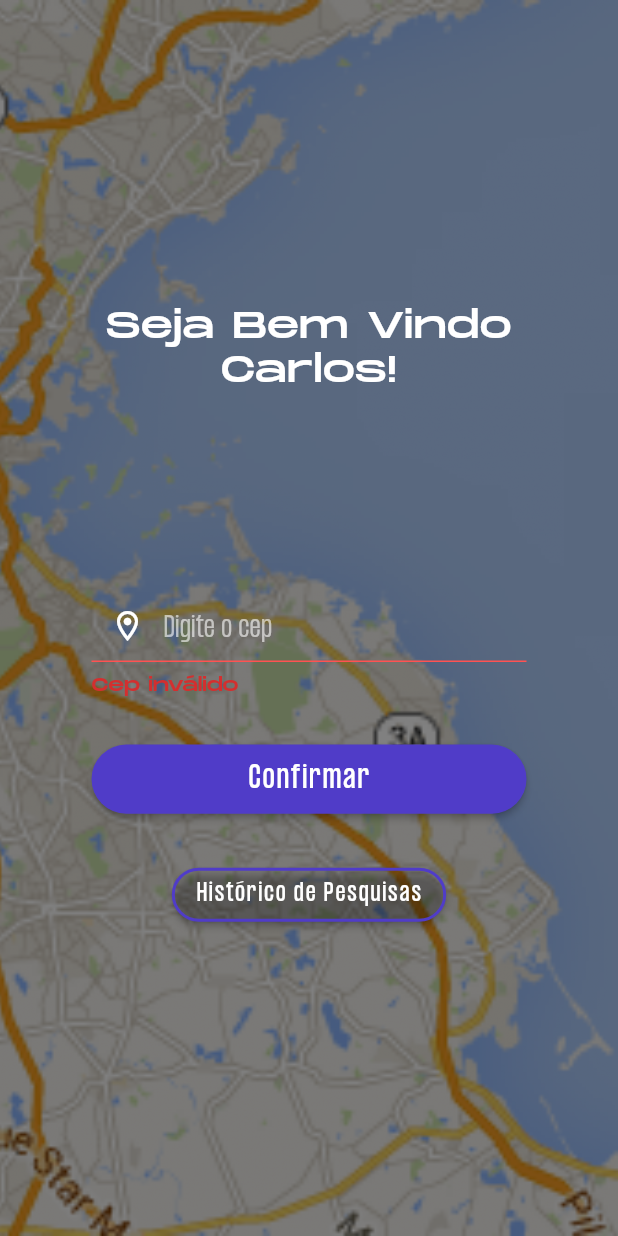
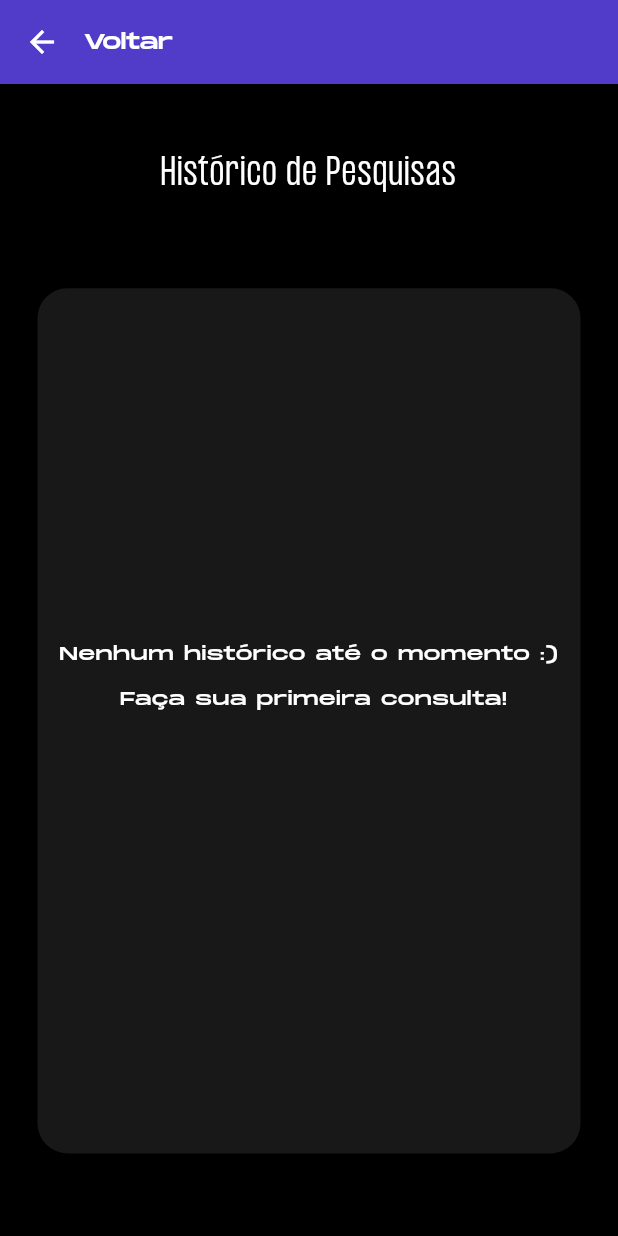
Before and after one commit to ChrisMiiranda/Consulta_CEP, a Flutter app: the screen it shows after launch, after a tap on "Confirmar", after a tap on "Histórico de Pesquisas", on a phone screen of 412 x 824 dp. Run offline on Flutter 3.47's test engine with Material 2 defaults, Android fonts, the phone set to English and light mode, and no system bars; our stand-ins replace brasil_fields, shared_preferences; missing offline and left inert: search_cep.

Commit message:
tela de historico junto a validação de CEP

```diff
--- a/lib/main.dart
+++ b/lib/main.dart
@@ -1,3 +1,4 @@
+import 'package:consulta_cep/routes.dart';
 import 'package:consulta_cep/screens/consulta_cep/cep_screen.dart';
 import 'package:flutter/material.dart';
 
@@ -21,7 +22,8 @@ class MyApp extends StatelessWidget {
         ),
         // primarySwatch: Color(0xFF00BCD4),
       ),
-      home: CepScreen(),
+      home: const CepScreen(),
+      routes: routes,
     );
   }
 }
--- /dev/null
+++ b/lib/models/Historico.dart
@@ -0,0 +1,11 @@
+class Historico {
+  String cep;
+  String endereco;
+  String numCasa;
+  String bairro;
+  String cidade;
+  String estado;
+  String url;
+
+  Historico(this.cep, this.endereco, this.numCasa, this.bairro, this.cidade, this.estado, this.url);
+}
--- /dev/null
+++ b/lib/routes.dart
@@ -0,0 +1,6 @@
+import 'package:consulta_cep/screens/historico/historico_screen.dart';
+import 'package:flutter/widgets.dart';
+
+final Map<String, WidgetBuilder> routes = {
+  HistoricoScreen.routeName: (context) => const HistoricoScreen(),
+};
--- /dev/null
+++ b/lib/screens/historico/historico_body.dart
@@ -0,0 +1,166 @@
+import 'package:flutter/cupertino.dart';
+import 'package:flutter/material.dart';
+import 'package:url_launcher/url_launcher.dart';
+
+import '../../models/Historico.dart';
+
+class HistoricoBody extends StatefulWidget {
+  const HistoricoBody({super.key});
+
+  @override
+  _HistoricoBody createState() => _HistoricoBody();
+}
+
+class _HistoricoBody extends State<HistoricoBody> {
+  final ScrollController _scrollController = ScrollController();
+
+  @override
+  void initState() {
+    super.initState();
+  }
+
+  @override
+  void dispose() {
+    super.dispose();
+  }
+
+  @override
+  Widget build(BuildContext context) {
+    final historico = ModalRoute.of(context)!.settings.arguments as List<Historico>;
+
+    return SafeArea(
+      child: Column(
+        children: [
+          SizedBox(height: MediaQuery.of(context).size.width * 0.11),
+          const Text(("Histórico de Pesquisas"),
+              textAlign: TextAlign.center, style: TextStyle(fontWeight: FontWeight.w300, fontSize: 24, letterSpacing: 1, color: Colors.white, fontFamily: 'FormulaCondensed')),
+          SizedBox(height: MediaQuery.of(context).size.width * 0.15),
+          Container(
+            decoration: BoxDecoration(
+              borderRadius: BorderRadius.circular(20),
+              color: const Color(0xFF181818),
+            ),
+            width: MediaQuery.of(context).size.width,
+            height: MediaQuery.of(context).size.height * 0.7,
+            margin: const EdgeInsets.only(left: 25, right: 25),
+            child: Column(
+              children: [
+                Expanded(
+                  child: ListView(
+                    children: [
+                      _listViewTransacoes(historico, context),
+                    ],
+                  ),
+                ),
+              ],
+            ),
+          ),
+          // SizedBox(height: MediaQuery.of(context).size.width * 0.06),
+        ],
+      ),
+    );
+  }
+
+  _listViewTransacoes(historico, context) {
+    if (historico == null || historico.length == 0) {
+      return Container(
+        width: MediaQuery.of(context).size.width * 0.8,
+        height: MediaQuery.of(context).size.height * 0.63,
+        alignment: Alignment.center,
+        child: Text(
+          "Nenhum histórico até o momento :)\n\n Faça sua primeira consulta!",
+          textAlign: TextAlign.center,
+          style: TextStyle(
+            color: Colors.white,
+              fontWeight: FontWeight.w300,
+              letterSpacing: .5,
+              fontSize: MediaQuery.of(context).size.height * 0.015,
+        ),
+      ),
+      );
+    } else {
+      int itemCount = historico.length;
+
+      return Container(
+        margin: const EdgeInsets.only(top: 30),
+        width: MediaQuery.of(context).size.width * 0.8,
+        height: MediaQuery.of(context).size.height * 0.63,
+        child: ListView.builder(
+          scrollDirection: Axis.vertical,
+          shrinkWrap: true,
+          itemCount: itemCount,
+          controller: _scrollController,
+          itemBuilder: (context, index) {
+
+            Historico h = historico[index];
+            return Padding(
+              padding: const EdgeInsets.only(right: 15, left: 15, bottom: 18),
+              child: Row(
+                mainAxisAlignment: MainAxisAlignment.spaceBetween,
+                crossAxisAlignment: CrossAxisAlignment.start,
+                children: [
+                  Column(
+                    mainAxisAlignment: MainAxisAlignment.center,
+                    children: [
+                      Text(
+                        h.cep,
+                        style: TextStyle(
+                            color: Colors.white,
+                            letterSpacing: .3,
+                            fontSize: MediaQuery.of(context).size.height * 0.015,
+                        ),
+                        textAlign: TextAlign.left,
+                      ),
+                    ],
+                  ),
+                  Column(
+                    mainAxisAlignment: MainAxisAlignment.center,
+                    children: [
+                      Text(
+                        'N° ${h.numCasa}',
+                        style: TextStyle(
+                          color: Colors.white,
+                          letterSpacing: .3,
+                          fontSize: MediaQuery.of(context).size.height * 0.015,
+                        ),
+                        textAlign: TextAlign.left,
+                      ),
+                    ],
+                  ),
+                  _mostraMapa(Uri.parse(h.url))
+                  ],
+              ),
+            );
+          },
+        ),
+      );
+    }
+  }
+
+  _mostraMapa(Uri url) {
+      return Column(
+        children: [
+          InkWell(
+            child: const Text(
+                'Ver no Mapa',
+                style: TextStyle(
+                  color: Color(0xFF00CC4B),
+                  fontSize: 10,
+                  decoration: TextDecoration.underline,
+                  letterSpacing: 1,
+                ),
+              ),
+            onTap: () => {
+              _launchUrl(url)
+            },
+          ),
+        ],
+      );
+    }
+
+  Future<void> _launchUrl(Uri url) async {
+    if (!await launchUrl(url)) {
+      throw 'Could not launch $url';
+    }
+  }
+}
--- /dev/null
+++ b/lib/screens/historico/historico_screen.dart
@@ -0,0 +1,19 @@
+import 'package:consulta_cep/screens/historico/historico_body.dart';
+import 'package:flutter/material.dart';
+
+class HistoricoScreen extends StatelessWidget {
+  static String routeName = "/historico";
+
+  const HistoricoScreen({super.key});
+  @override
+  Widget build(BuildContext context) {
+    return Scaffold(
+      appBar: AppBar(
+        centerTitle: false,
+        titleSpacing: 0,
+        title: const Text("Voltar", style: TextStyle(color: Colors.white, fontSize: 14)),
+      ),
+      body: const HistoricoBody(),
+    );
+  }
+}
--- a/pubspec.yaml
+++ b/pubspec.yaml
@@ -18,6 +18,7 @@ dependencies:
   brasil_fields: ^1.4.1
   map_launcher: ^2.4.0
   url_launcher: ^6.1.5
+  shared_preferences: ^2.0.15
   flutter_svg:
 
 dev_dependencies:
```
Also changed, not shown: lib/components/alert.dart (added, +31 -0 lines), lib/screens/consulta_cep/cep_body.dart (+31 -7 lines), lib/screens/historico/historico_pesquisas.dart (deleted), pubspec.lock.
